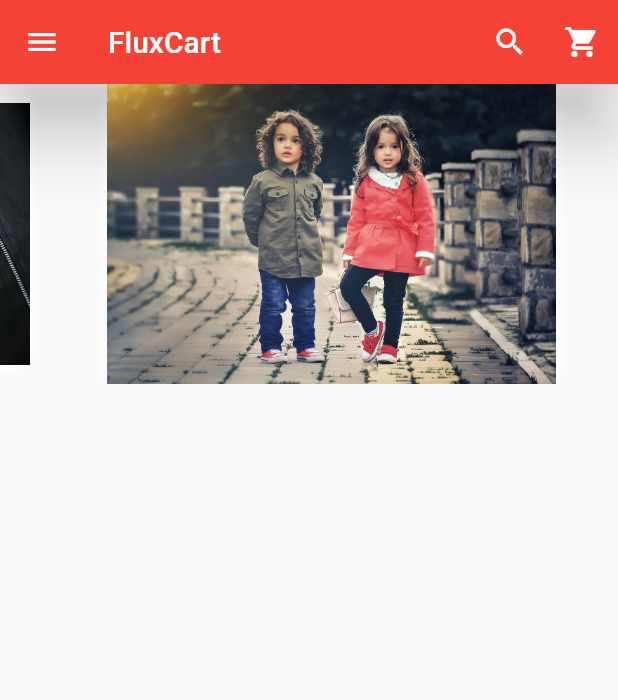
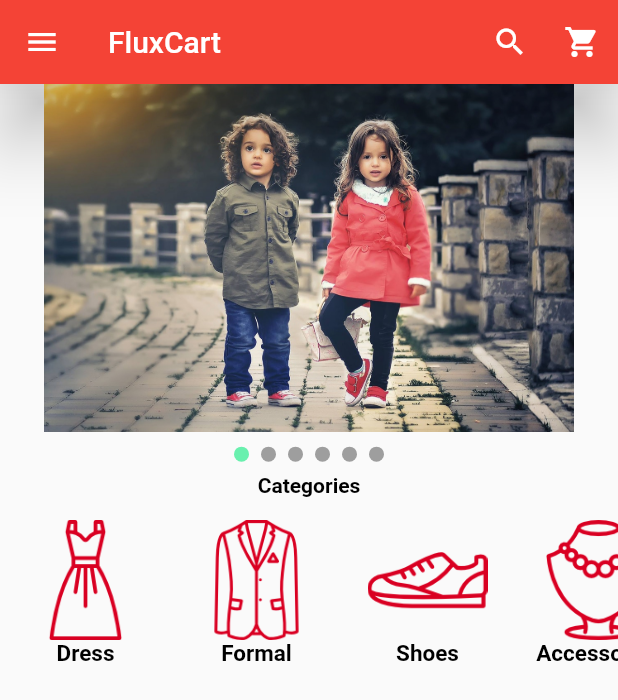
Before and after one commit to Aryan20apr/flux_cart, a Flutter app: the screen it shows after launch, on a phone screen of 412 x 824 dp. Shown: the top 700 px of the screen. Run offline on Flutter 3.47's test engine with Material 2 defaults, Android fonts, the light colour scheme and no system bars; drawn by our look-alikes of carousel_slider, smooth_page_indicator.

Commit message:
Implemented Horizontal List View for categories

```diff
--- /dev/null
+++ b/lib/constants.dart
@@ -0,0 +1,2 @@
+import 'package:flutter/material.dart';
+const kCategoryText=Text('Categories',style: TextStyle(color: Colors.black,fontWeight: FontWeight.bold),textAlign: TextAlign.start,);
--- a/lib/screens/home_screen.dart
+++ b/lib/screens/home_screen.dart
@@ -1,7 +1,9 @@
 import 'package:flutter/material.dart';
 import 'package:flux_cart/widgetComponents/drawer_options.dart';
 import 'package:carousel_slider/carousel_slider.dart';
-
+import 'package:smooth_page_indicator/smooth_page_indicator.dart';
+import 'package:flux_cart/constants.dart';
+import 'package:flux_cart/widgetComponents/horizontal_list_view.dart';
 class HomePage extends StatefulWidget {
   const HomePage({Key? key}) : super(key: key);
 
@@ -19,42 +21,46 @@ List<String> imgList = [
 ];
 
 class _HomePageState extends State<HomePage> {
+  int activeIndex=0;
+
+  var controller=CarouselController();
   @override
   Widget build(BuildContext context) {
-    Widget image_coursel = Container(
+    /*Widget image_coursel = Container(
       height: 200.0,
-      child: CarouselSlider(
-        options: CarouselOptions(
-            autoPlayCurve: Curves.decelerate,
-            autoPlay: true,
-            enlargeCenterPage: true,
-            autoPlayInterval: Duration(seconds: 3)),
-        items: imgList.map((item) {
-          return Padding(
-            padding: const EdgeInsets.only(left: 30.0),
-            child: Container(
-              height: 250,
-              margin: EdgeInsets.symmetric(vertical: 0),
-              decoration: BoxDecoration(
-                color: Colors.white,
-                borderRadius: BorderRadius.circular(16),
-                boxShadow: [
-                  BoxShadow(
-                    color: Colors.white,
-                    blurRadius: 3,
-                    spreadRadius: 3,
-                  ),
-                ],
-              ),
-              child: Image.asset(
-                '$item',
-                fit: BoxFit.fill,
-              ),
-            ),
-          );
-        }).toList(),
-      ),
-    );
+      // child: CarouselSlider(
+      //   options: CarouselOptions(
+      //       autoPlayCurve: Curves.decelerate,
+      //       autoPlay: true,
+      //       enlargeCenterPage: true,
+      //       autoPlayInterval: Duration(seconds: 3)),
+      //   items: imgList.map((item) {
+      //     return Padding(
+      //       padding: const EdgeInsets.only(left: 30.0),
+      //       child: Container(
+      //         height: 250,
+      //         margin: EdgeInsets.symmetric(vertical: 0),
+      //         decoration: BoxDecoration(
+      //           color: Colors.white,
+      //           borderRadius: BorderRadius.circular(16),
+      //           boxShadow: [
+      //             BoxShadow(
+      //               color: Colors.white,
+      //               blurRadius: 3,
+      //               spreadRadius: 3,
+      //             ),
+      //           ],
+      //         ),
+      //         child: Image.asset(
+      //           '$item',
+      //           fit: BoxFit.fill,
+      //         ),
+      //       ),
+      //     );
+      //   }).toList(),
+      // ),
+      child:
+    );*/
     return Scaffold(
       appBar: AppBar(
         elevation: 20.0,
@@ -111,8 +117,63 @@ class _HomePageState extends State<HomePage> {
         ),
       ),
       body: ListView(
-        children: <Widget>[image_coursel],
+        children: <Widget>[Column(
+          mainAxisAlignment: MainAxisAlignment.start,
+          crossAxisAlignment: CrossAxisAlignment.center,
+          children: [
+            buildCarousel(),
+            SizedBox(
+              height: 10.0,
+            ),
+            buildSlidingIndicator(activeIndex),
+            const Padding(padding: EdgeInsets.all(8.0),
+            child: kCategoryText,),
+            HorizontalList(),
+          ],
+        )],
       ),
     );
   }
+
+  Widget buildImage(String imagePath, int index) {
+    return Container(
+     // margin: EdgeInsets.symmetric(horizontal: 1.0),
+      height: 200,
+      color: Colors.grey,
+      child: Image.asset(imagePath,
+      fit: BoxFit.cover,),
+    );
+  }
+  Widget buildSlidingIndicator(int activeIndex)=>AnimatedSmoothIndicator(activeIndex: activeIndex, count:imgList.length,
+
+    effect: SlideEffect(
+      dotWidth: 10,
+    dotHeight: 10,
+    activeDotColor: Colors.greenAccent,
+      dotColor: Colors.grey
+  ),
+  onDotClicked: (index)=>controller.animateToPage(index),);
+
+Widget buildCarousel()
+{
+return CarouselSlider.builder(itemCount: imgList.length,
+    carouselController: controller,
+    itemBuilder: (context,index,realIndex)
+    {
+      final imagePath=imgList[index];
+      return buildImage(imagePath,index);
+    },
+
+    options: CarouselOptions(
+        viewportFraction: 1,
+       // pageSnapping: false,//If false scroll every pixel manually
+        autoPlayCurve: Curves.decelerate,
+        autoPlay: true,
+        enlargeCenterPage: true,
+        enlargeStrategy: CenterPageEnlargeStrategy.scale,
+        autoPlayInterval: Duration(seconds: 8),
+        onPageChanged: (index,reason)=>
+            setState(()=>activeIndex=index)));
+
 }
+}
--- /dev/null
+++ b/lib/widgetComponents/category.dart
@@ -0,0 +1,14 @@
+class Category
+{
+  String path;
+  String name;
+  Category(this.name,this.path);
+  String getImage()
+  {
+    return path;
+  }
+  String getName()
+  {
+    return name;
+  }
+}
--- /dev/null
+++ b/lib/widgetComponents/horizontal_list_view.dart
@@ -0,0 +1,60 @@
+import 'package:flutter/material.dart';
+import 'package:flux_cart/widgetComponents/category.dart';
+List categoryList=[Category('Dress','images/cats/dress.png'),Category('Formal','images/cats/formal.png'),Category('Shoes','images/cats/shoe.png'),Category('Accessories','images/cats/accessories.png'),Category('Informal','images/cats/informal.png'),Category('Jeans','images/cats/jeans.png'),Category('T-shirts','images/cats/tshirt.png')];
+class HorizontalList extends StatelessWidget {
+  const HorizontalList({Key? key}) : super(key: key);
+
+  @override
+  Widget build(BuildContext context) {
+    return Container(
+      height: 120,
+      alignment: Alignment.center,
+      child: ListView.builder(
+        itemCount: categoryList.length,
+        scrollDirection: Axis.horizontal,
+        shrinkWrap: true,
+        itemBuilder: (context, index) {
+          return CategoryTile(
+              image_location: categoryList[index].getImage(),
+              image_caption: categoryList[index].getName());
+        },
+      ),
+    );
+  }
+}
+
+class CategoryTile extends StatelessWidget {
+  CategoryTile(
+      {Key? key, required this.image_location, required this.image_caption})
+      : super(key: key);
+  final String image_location;
+  final String image_caption;
+  @override
+  Widget build(BuildContext context) {
+
+      return Padding(
+        padding: EdgeInsets.all(2.0),
+        child: Padding(
+          padding: EdgeInsets.all(5),
+          child: InkWell(
+            onTap: () {},
+            child: Column(
+              mainAxisSize: MainAxisSize.min,
+              mainAxisAlignment: MainAxisAlignment.start,
+              children: [
+                Image.asset(
+                  image_location ?? 'images/image1.jpg',
+                  width: 100,
+                  height: 80,
+                ),
+                Text(
+                  image_caption ?? 'Name',
+                  style: TextStyle(fontWeight: FontWeight.w700, fontSize: 15,color: Colors.black),
+                ),
+              ],
+            ),
+          ),
+        ),
+      );
+  }
+}
--- a/pubspec.yaml
+++ b/pubspec.yaml
@@ -35,6 +35,7 @@ dependencies:
   # Use with the CupertinoIcons class for iOS style icons.
   cupertino_icons: ^1.0.2
   carousel_slider: ^4.1.1
+  smooth_page_indicator: ^1.0.0+2
 
 dev_dependencies:
   flutter_test:
@@ -61,6 +62,7 @@ flutter:
   # To add assets to your application, add an assets section, like this:
   assets:
     - images/
+    - images/cats/
   #   - images/a_dot_burr.jpeg
   #   - images/a_dot_ham.jpeg
 
```
Also changed, not shown: pubspec.lock.
